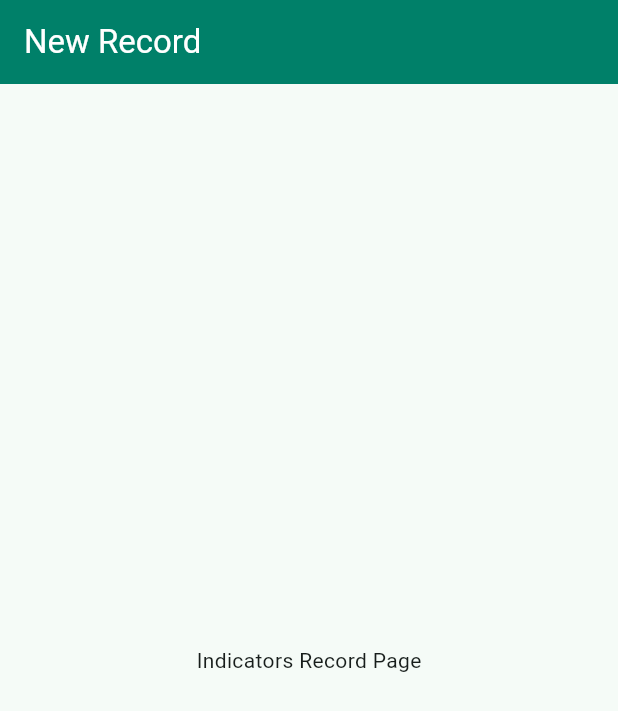
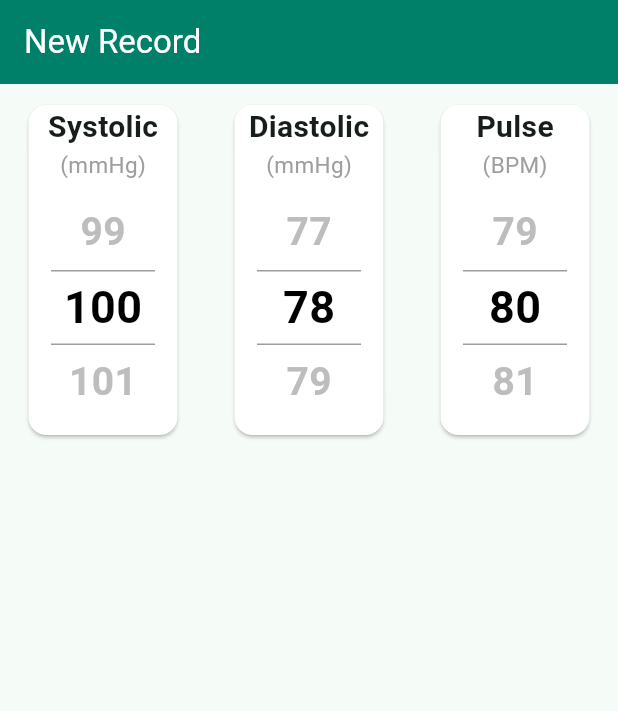
Before and after one commit to tortamque/Bloodque, a Flutter app: the screen it shows after launch, on a phone screen of 412 x 824 dp. Shown: the top 711 px of the screen. Run offline on Flutter 3.47's test engine with Material 3 defaults, Android fonts, the phone set to English and light mode, and no system bars; drawn by our look-alikes of numberpicker.

Commit message:
Add number pickers in the IndicatorsRecordPage

```diff
--- a/lib/features/indicators_record/presentation/pages/indicators_record_page.dart
+++ b/lib/features/indicators_record/presentation/pages/indicators_record_page.dart
@@ -1,14 +1,44 @@
 import 'package:bloodque/core/shared/presentation/widgets/custom_app_bar.dart';
+import 'package:bloodque/features/indicators_record/presentation/widgets/record_picker/record_picker.dart';
 import 'package:flutter/material.dart';
 
 class IndicatorsRecordPage extends StatelessWidget {
   const IndicatorsRecordPage({super.key});
 
   @override
-  Widget build(BuildContext context) => const Scaffold(
-    appBar: CustomAppBar(title: 'New Record'),
-    body: Center(
-      child: Text('Indicators Record Page'),
-    ),
+  Widget build(BuildContext context) => Scaffold(
+    appBar: const CustomAppBar(title: 'New Record'),
+    body: Column(
+      children: [
+        Padding(
+          padding: const EdgeInsets.symmetric(vertical: 10),
+          child: Row(
+            children: [
+              RecordPicker(
+                title: 'Systolic',
+                measureUnit: 'mmHg',
+                minValue: 70,
+                maxValue: 160,
+                initialValue: 100,
+              ),
+              RecordPicker(
+                title: 'Diastolic',
+                measureUnit: 'mmHg',
+                minValue: 60,
+                maxValue: 90,
+                initialValue: 78,
+              ),
+              RecordPicker(
+                title: 'Pulse',
+                measureUnit: 'BPM',
+                minValue: 50,
+                maxValue: 200,
+                initialValue: 80,
+              ),
+            ],
+          ),
+        )
+      ],
+    )
   );
 }
--- /dev/null
+++ b/lib/features/indicators_record/presentation/widgets/record_picker/custom_number_picker.dart
@@ -0,0 +1,55 @@
+import 'package:flutter/material.dart';
+import 'package:numberpicker/numberpicker.dart';
+
+class CustomNumberPicker extends StatefulWidget {
+  const CustomNumberPicker({super.key, required this.minValue, required this.maxValue, required this.initialValue});
+
+  final int minValue;
+  final int maxValue;
+  final int initialValue;
+
+  @override
+  State<CustomNumberPicker> createState() => _CustomNumberPickerState();
+}
+
+class _CustomNumberPickerState extends State<CustomNumberPicker> {
+  int _currentValue = 0;
+
+  @override
+  void initState() {
+    super.initState();
+
+    _currentValue = widget.initialValue;
+  }
+
+  @override
+  Widget build(BuildContext context) => Padding(
+    padding: const EdgeInsets.symmetric(horizontal: 15, vertical: 10),
+    child: NumberPicker(
+      value: _currentValue,
+      minValue: widget.minValue,
+      maxValue: widget.maxValue,
+      onChanged: (value) => setState(() => _currentValue = value),
+      selectedTextStyle: const TextStyle(
+        color: Colors.black,
+        fontWeight: FontWeight.bold,
+        fontSize: 30,
+      ),
+      textStyle: TextStyle(
+        color: Colors.grey[400],
+        fontSize: 26,
+        fontWeight: FontWeight.bold,
+      ),
+      decoration: const BoxDecoration(
+        border: Border(
+          top: BorderSide(
+            color: Colors.grey,
+          ),
+          bottom: BorderSide(
+            color: Colors.grey,
+          ),
+        ),
+      ),
+    ),
+  );
+}
--- /dev/null
+++ b/lib/features/indicators_record/presentation/widgets/record_picker/record_picker.dart
@@ -0,0 +1,66 @@
+import 'package:bloodque/features/indicators_record/presentation/widgets/record_picker/custom_number_picker.dart';
+import 'package:flutter/material.dart';
+
+class RecordPicker extends StatelessWidget {
+  const RecordPicker({super.key, required this.title, required this.measureUnit, required this.minValue, required this.maxValue, required this.initialValue});
+
+  final String title;
+  final String measureUnit;
+  final int minValue;
+  final int maxValue;
+  final int initialValue;
+
+  @override
+  Widget build(BuildContext context) => Expanded(
+    child: Padding(
+      padding: const EdgeInsets.symmetric(horizontal: 15),
+      child: SizedBox(
+        child: Card(
+          color: Colors.white,
+          child: Column(
+            children: [
+              _Title(title: title),
+              _MeasureUnit(measureUnit: measureUnit),
+              CustomNumberPicker(
+                minValue: minValue,
+                maxValue: maxValue,
+                initialValue: initialValue,
+              ),
+            ],
+          ),
+        ),
+      )
+    ),
+  );
+}
+
+class _Title extends StatelessWidget {
+  const _Title({required this.title});
+
+  final String title;
+
+  @override
+  Widget build(BuildContext context) => Text(
+    title,
+    style: const TextStyle(
+      fontSize: 20,
+      fontWeight: FontWeight.bold,
+    ),
+  );
+}
+
+//create meaure unit widget
+class _MeasureUnit extends StatelessWidget {
+  const _MeasureUnit({required this.measureUnit});
+
+  final String measureUnit;
+
+  @override
+  Widget build(BuildContext context) => Text(
+    '($measureUnit)',
+    style: const TextStyle(
+      fontSize: 15,
+      color: Colors.grey,
+    ),
+  );
+}
--- a/lib/main.dart
+++ b/lib/main.dart
@@ -11,10 +11,8 @@ class MainApp extends StatelessWidget {
   const MainApp({super.key});
 
   @override
-  Widget build(BuildContext context) {
-    return MaterialApp(
+  Widget build(BuildContext context) => MaterialApp(
       theme: theme(mainColor),
       home: const IndicatorsRecordPage(),
     );
-  }
 }
```
Also changed, not shown: lib/config/themes/app_theme.dart (line endings or trailing spaces).
